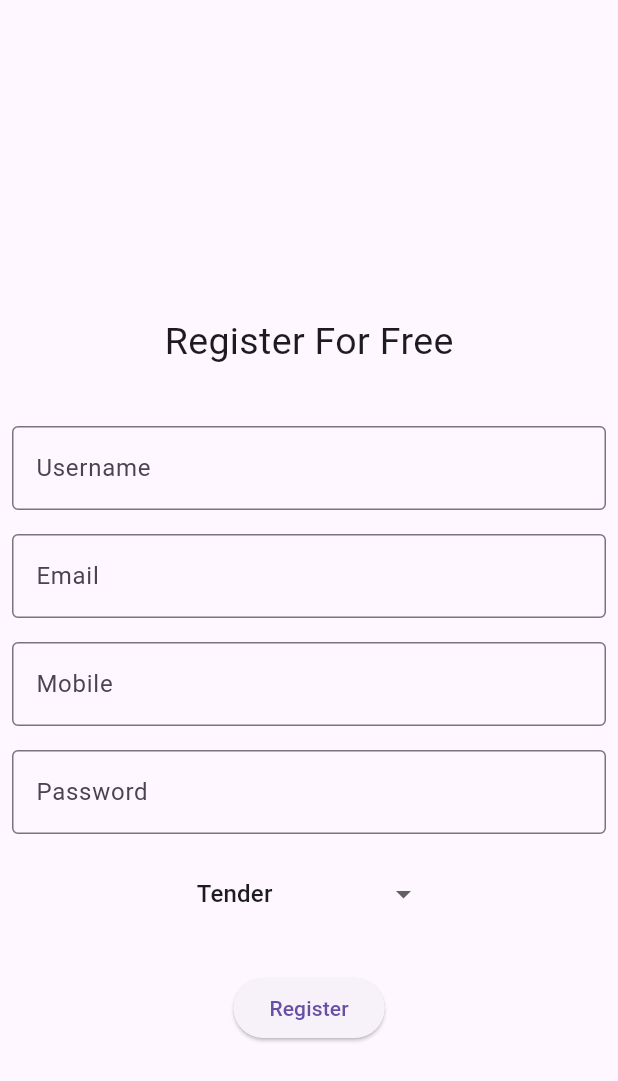
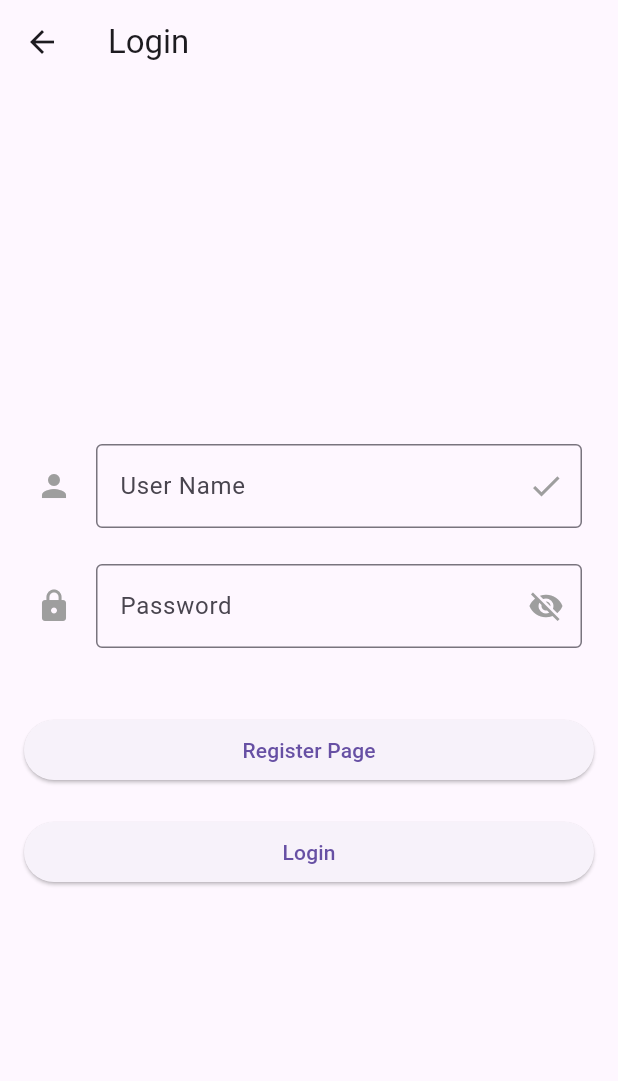
Before and after one commit to Bot200037/tenders_discovery, a Flutter app: the RegisterPage screen opened directly, after a tap on "Register", on a phone screen of 412 x 824 dp. Shown: the top 1081 px of the screen. Run offline on Flutter 3.47's test engine with Material 3 defaults, Android fonts, the phone set to English and light mode, and no system bars; our stand-ins replace sqflite; accounts and stored records are empty.

Commit message:
Login process and Login test are done

```diff
--- /dev/null
+++ b/lib/note.dart
@@ -0,0 +1,24 @@
+/*
+Name Project:
+tenders_discovery
+
+Steps Git:
+git add .
+git commit -m "Register Page is Done"
+git push -u origin main
+
+For add new Package:
+flutter pub add the_package
+ex:
+flutter pub add popover
+
+queue[i]['phone']
+
+user_id
+user_name
+user_email
+user_mobile
+user_password
+user_type
+
+*/
--- a/lib/pages/userslogin_pages/U_loginpage.dart
+++ b/lib/pages/userslogin_pages/U_loginpage.dart
@@ -0,0 +1,103 @@
+// ignore_for_file: file_names, avoid_print, prefer_const_constructors, prefer_final_fields, unnecessary_string_interpolations
+import 'package:flutter/material.dart';
+import 'package:tenders_discovery/pages/userslogin_pages/U_registerpage.dart';
+import '../../sqldb.dart';
+import '../../test_table.dart';
+class LoginPage extends StatefulWidget {
+  const LoginPage({Key? key}) : super(key: key);
+
+  @override
+  State<LoginPage> createState() => _LoginPageState();
+}
+
+
+class _LoginPageState extends State<LoginPage> {
+SqlDb sqlDb = SqlDb();
+TextEditingController _userNameController = TextEditingController();
+TextEditingController _userPasswordController = TextEditingController();
+  bool isVisible = true;
+  bool isLoginTrue = false;
+
+  login()async{
+    var response =
+    await sqlDb.login("SELECT * FROM users WHERE user_name = '${_userNameController.text}' AND user_password = '${_userPasswordController.text}'");
+    if(response == true){
+      if(!mounted) return;
+      Navigator.pushReplacement(context,
+          MaterialPageRoute(builder: (context) => TestTable()));
+    } else {
+      setState(() {
+        isLoginTrue = true;
+      });
+    }
+  }
+
+  @override
+  Widget build(BuildContext context) {
+    return Scaffold(
+      appBar: AppBar(
+        title: Text('Login'),),
+      body: Padding(
+  padding: const EdgeInsets.all(16.0),
+  child: Column(
+    mainAxisAlignment: MainAxisAlignment.center,
+    crossAxisAlignment: CrossAxisAlignment.stretch,
+    children: [
+      Padding(
+                padding: const EdgeInsets.all(8.0),
+                child: TextFormField(
+                  controller: _userNameController,
+                  decoration: const InputDecoration(
+                              border: OutlineInputBorder(),
+                              icon: Icon(Icons.person,color: Colors.grey),
+                              suffixIcon: Icon(Icons.check,color: Colors.grey),
+                              label: Text('User Name'),
+                          ),
+                        ),
+                ),
+      SizedBox(height: 8),
+      Padding(
+                padding: const EdgeInsets.all(8.0),
+                child: TextFormField(
+                  controller: _userPasswordController,
+                  obscureText: isVisible,
+                          decoration: InputDecoration(
+                              border: OutlineInputBorder(),
+                              icon: const Icon(Icons.lock,color: Colors.grey),
+                              suffixIcon: IconButton(
+                                icon: Icon(isVisible
+                                    ?Icons.visibility_off
+                                    :Icons.visibility,color: Colors.grey),
+                                onPressed: () {
+                                  setState(() {
+                                    isVisible = !isVisible;
+                                  });
+                                },),
+                              label: Text('Password')
+                ),
+              ),),
+                        isLoginTrue
+                            ? const Text(
+                          "Username or Password is Incorrect",
+                          style: TextStyle(color: Colors.red),
+                        ) :const SizedBox(height: 20,),
+      SizedBox(height: 16),
+              ElevatedButton(onPressed: (){
+                Navigator.push(context,
+                      MaterialPageRoute(builder: (context) => const RegisterPage()));
+              },
+              child: Text("Register Page")),
+              SizedBox(height: 20),
+                    ElevatedButton(
+        onPressed: () {
+          // Handle login button press
+          login();
+        },
+        child: Text('Login'),
+      ),
+    ],
+  ),
+),
+    );
+  }
+}
--- a/lib/pages/userslogin_pages/U_registerpage.dart
+++ b/lib/pages/userslogin_pages/U_registerpage.dart
@@ -1,6 +1,7 @@
 // ignore_for_file: file_names, avoid_print, prefer_const_constructors, prefer_final_fields, unnecessary_string_interpolations
 import 'package:flutter/material.dart';
-import 'package:tenders_discovery/sqldb.dart';
+import 'U_loginpage.dart';
+import '../../sqldb.dart';
 
 class RegisterPage extends StatefulWidget {
   const RegisterPage({ Key? key }) : super(key: key);
@@ -105,6 +106,12 @@ List listItem = ["Tender", "Contractor"];
                 )
               ),
               SizedBox(height: 20),
+              ElevatedButton(onPressed: (){
+                Navigator.push(context,
+                      MaterialPageRoute(builder: (context) => const LoginPage()));
+              },
+              child: Text("Login page")),
+              SizedBox(height: 20),
               ElevatedButton(
                 onPressed: () async {
                   int response = await sqlDb.singup("users", {
@@ -116,8 +123,10 @@ List listItem = ["Tender", "Contractor"];
                   });
                   if ( response > 0){
                     //Navigator
-                  }
-                },
+                    Navigator.push(context,
+                                    MaterialPageRoute(builder: (context) => const LoginPage()));
+                              }
+                  },
                 child: Text('Register'),
               ),
              ],
```
Also changed, not shown: lib/home.dart (deleted, +0 -25 lines), lib/main.dart (+17 -4 lines), lib/sqldb.dart (+8 -7 lines), lib/test_table.dart (added, +61 -0 lines).
